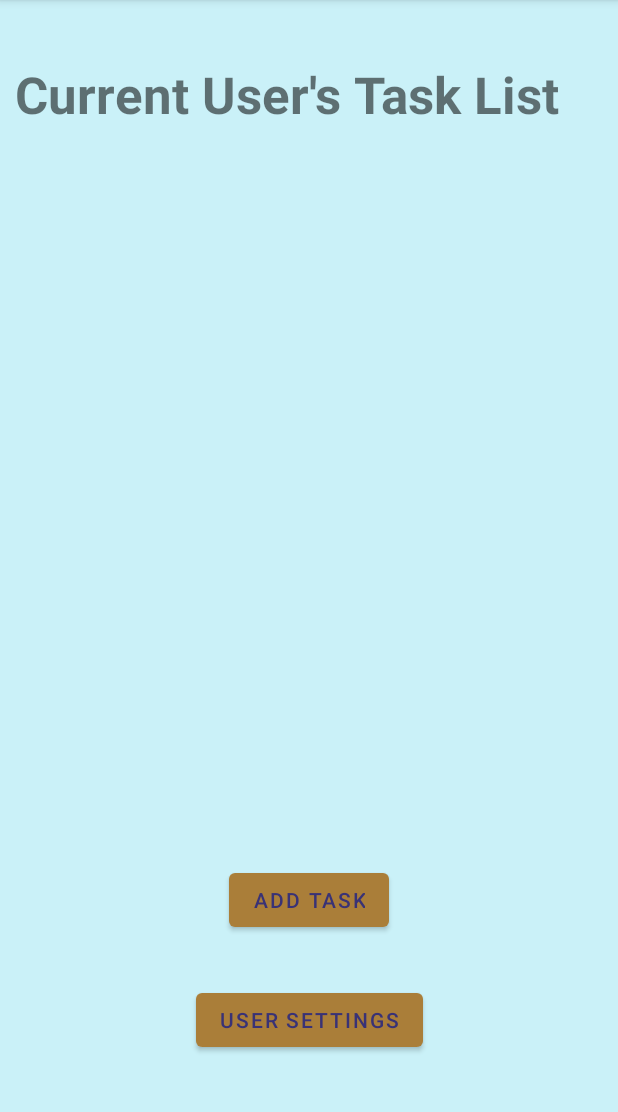
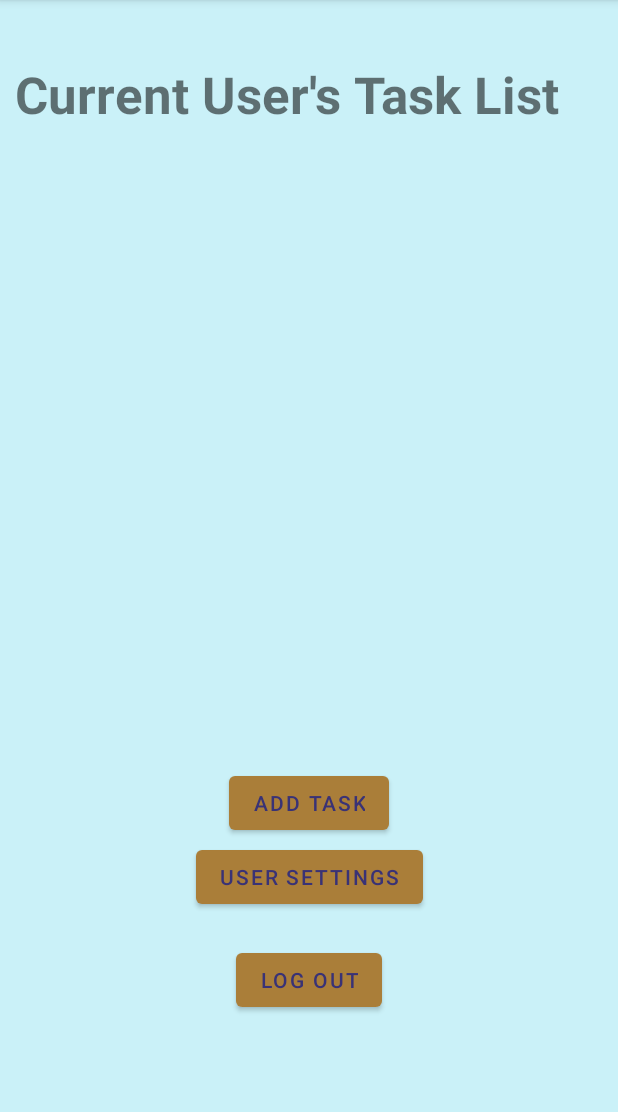
Before and after one commit to nojronatron/taskmaster, an Android app: the screen it shows after launch (HomeActivity), on a phone screen of 412 x 824 dp, the part 84-1196 px from its top. Run offline under Robolectric (Android 15) with nearby library versions, the phone set to English and light mode, and no system bars; libraries missing offline, so code that uses them is left out: com.amplifyframework.api, com.amplifyframework.auth, com.amplifyframework.core; 6 statements that could not run were skipped.

```diff
--- a/app/src/main/java/com/jrmz/taskmaster/HomeActivity.java
+++ b/app/src/main/java/com/jrmz/taskmaster/HomeActivity.java
@@ -47,6 +47,7 @@ public class HomeActivity extends AppCompatActivity {
         super.onCreate(savedInstanceState);
         setContentView(R.layout.activity_home);
 
+        // testAuthSession() is just a test
 //        this.testAuthSession();
         this.fetchUserAttributes();
 
@@ -59,10 +60,20 @@ public class HomeActivity extends AppCompatActivity {
         setupAddTaskButton();
         setUpUserSettingsButton();
         setUpTasksRecyclerView();
+        setupLogOutButton();
+    }
+
+    @Override
+    protected void onResume() {
+        super.onResume();
+        this.fetchUserAttributes();
+        loadExistingPreferences();
+        setTitleText();
+        getTaskItemsFromDb();
     }
 
     /**
-     * Method to verify Amplify Cognito is initialized and an Auth Session can be referenced.
+     * Test method to verify Amplify Cognito is initialized and an Auth Session can be referenced.
      */
     protected void testAuthSession(){
         Amplify.Auth.fetchAuthSession(
@@ -91,13 +102,18 @@ public class HomeActivity extends AppCompatActivity {
         );
     }
 
-    @Override
-    protected void onResume() {
-        super.onResume();
-        this.fetchUserAttributes();
-        loadExistingPreferences();
-        setTitleText();
-        getTaskItemsFromDb();
+    /**
+     * Method logs out current user. Will probably put them back at the Login-Register Activity.
+     */
+    private void setupLogOutButton() {
+        Button logoutButton = HomeActivity.this.findViewById(R.id.homeLogOutButton);
+
+        logoutButton.setOnClickListener(view -> {
+            Amplify.Auth.signOut(
+                    () -> Log.i(ACTIVITY_NAME, "Signed out successfully."),
+                    error -> Log.e(ACTIVITY_NAME, error.toString())
+            );
+        });
     }
 
     /**
@@ -234,16 +250,6 @@ public class HomeActivity extends AppCompatActivity {
         });
     }
 
-//    private void setupLoadAllTasksActivityButton() {
-//        // Set onclick button event handling to all tasks
-//        Button allTasksButton = HomeActivity.this.findViewById(R.id.homeAllTasksButton);
-//
-//        allTasksButton.setOnClickListener(view -> {
-//            Intent goToAllTasksActivity = new Intent(HomeActivity.this, AllTasks.class);
-//            startActivity(goToAllTasksActivity);
-//        });
-//    }
-
     /**
      * Set onClick button event handling to load UserSettings Activity.
      */
--- a/app/src/main/res/layout/activity_home.xml
+++ b/app/src/main/res/layout/activity_home.xml
@@ -24,35 +24,34 @@
         android:id="@+id/homeAddTaskButton"
         android:layout_width="wrap_content"
         android:layout_height="wrap_content"
-        android:layout_marginBottom="32dp"
+        android:layout_marginTop="94dp"
         android:text="Add Task"
-        app:layout_constraintBottom_toTopOf="@+id/homeUserSettingsButton"
         app:layout_constraintEnd_toEndOf="parent"
-        app:layout_constraintHorizontal_bias="0.5"
-        app:layout_constraintStart_toStartOf="parent" />
-
-    <Button
-        android:id="@+id/homeAllTasksButton"
-        android:layout_width="wrap_content"
-        android:layout_height="wrap_content"
-        android:layout_marginBottom="32dp"
-        android:text="All Tasks"
-        android:visibility="invisible"
-        app:layout_constraintBottom_toTopOf="@+id/homeAddTaskButton"
-        app:layout_constraintEnd_toEndOf="parent"
-        app:layout_constraintHorizontal_bias="0.5"
-        app:layout_constraintStart_toStartOf="parent" />
+        app:layout_constraintStart_toStartOf="parent"
+        app:layout_constraintTop_toBottomOf="@+id/homeTaskListRecyclerView" />
 
     <Button
         android:id="@+id/homeUserSettingsButton"
         android:layout_width="wrap_content"
         android:layout_height="wrap_content"
-        android:layout_marginBottom="64dp"
+        android:layout_marginTop="1dp"
         android:text="User Settings"
+        app:layout_constraintEnd_toEndOf="parent"
+        app:layout_constraintStart_toStartOf="parent"
+        app:layout_constraintTop_toBottomOf="@+id/homeAddTaskButton" />
+
+    <Button
+        android:id="@+id/homeLogOutButton"
+        android:layout_width="wrap_content"
+        android:layout_height="wrap_content"
+        android:layout_marginTop="2dp"
+        android:layout_marginBottom="72dp"
+        android:text="Log Out"
+        android:visibility="visible"
         app:layout_constraintBottom_toBottomOf="parent"
         app:layout_constraintEnd_toEndOf="parent"
-        app:layout_constraintHorizontal_bias="0.5"
-        app:layout_constraintStart_toStartOf="parent" />
+        app:layout_constraintStart_toStartOf="parent"
+        app:layout_constraintTop_toBottomOf="@+id/homeUserSettingsButton" />
 
     <androidx.recyclerview.widget.RecyclerView
         android:id="@+id/homeTaskListRecyclerView"
@@ -61,9 +60,8 @@
         android:layout_marginStart="44dp"
         android:layout_marginTop="16dp"
         android:layout_marginEnd="44dp"
-        android:layout_marginBottom="16dp"
-        app:layout_constraintBottom_toTopOf="@+id/homeAllTasksButton"
         app:layout_constraintEnd_toEndOf="parent"
+        app:layout_constraintHorizontal_bias="0.5"
         app:layout_constraintStart_toStartOf="parent"
         app:layout_constraintTop_toBottomOf="@+id/homeTasksListTitleTextVIew" />
 
```
Also changed, not shown: 1 other file.
